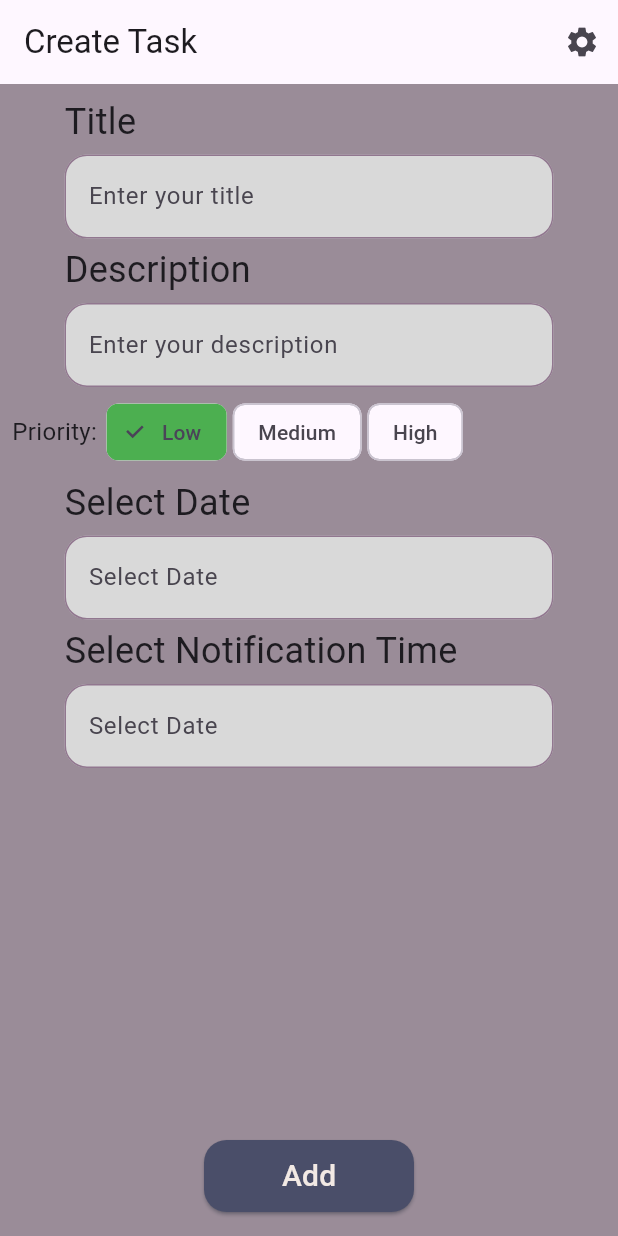
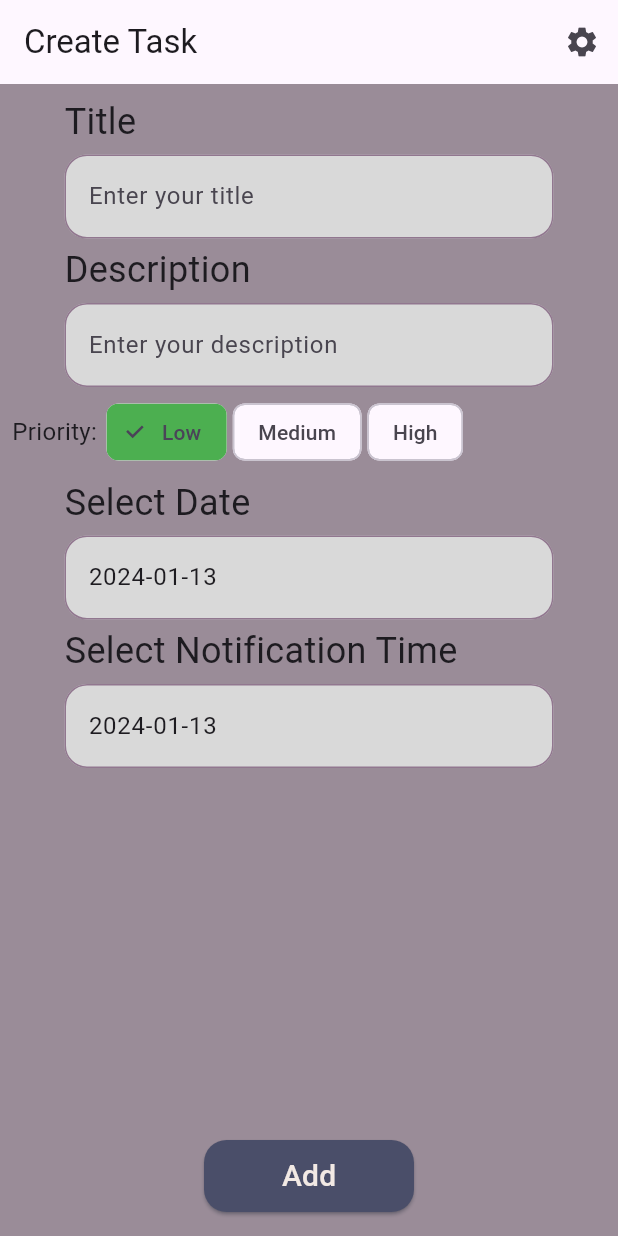
Before and after one commit to LifeBalance2023/App, a Flutter app: the screen it shows after launch, on a phone screen of 412 x 824 dp. Run offline on Flutter 3.47's test engine with Material 3 defaults, Android fonts, the light colour scheme and no system bars; our stand-ins replace dio, equatable, firebase_auth, firebase_core, flutter_bloc, flutter_dotenv and 5 more; accounts and stored records are empty; Roboto replaces fonts that are missing (JejuGothic).

Commit message:
Created date selector

```diff
--- /dev/null
+++ b/frontend/lib/components/date_selector_component.dart
@@ -0,0 +1,67 @@
+import 'package:flutter/material.dart';
+import 'package:frontend/components/form_textfield.dart';
+import 'package:intl/intl.dart';
+
+class DateSelectorComponent extends StatefulWidget {
+  final String label;
+  final DateTime initialDate;
+  final Function(DateTime) onDateChanged;
+  final String dateFormatPattern;
+
+  const DateSelectorComponent({
+    Key? key,
+    required this.label,
+    required this.initialDate,
+    required this.onDateChanged,
+    this.dateFormatPattern = 'yyyy-MM-dd',
+  }) : super(key: key);
+
+  @override
+  _DateSelectorComponentState createState() => _DateSelectorComponentState();
+}
+
+class _DateSelectorComponentState extends State<DateSelectorComponent> {
+  late TextEditingController _dateTextController;
+
+  @override
+  void initState() {
+    super.initState();
+    _dateTextController = TextEditingController(text: _formatDate(widget.initialDate));
+  }
+
+  @override
+  void dispose() {
+    _dateTextController.dispose();
+    super.dispose();
+  }
+
+  @override
+  Widget build(BuildContext context) {
+    return FormTextfieldComponent(
+      controller: _dateTextController,
+      fieldName: widget.label,
+      hintText: 'Select Date',
+      obscureText: false,
+      readOnly: true,
+      onTap: () async {
+        DateTime? picked = await showDatePicker(
+          context: context,
+          initialDate: widget.initialDate,
+          firstDate: DateTime(2000),
+          lastDate: DateTime(2030),
+        );
+        if (picked != null) {
+          setState(() {
+            _dateTextController.text = _formatDate(picked);
+          });
+          widget.onDateChanged(picked);
+        }
+      },
+    );
+  }
+
+  String _formatDate(DateTime date) {
+    final DateFormat formatter = DateFormat(widget.dateFormatPattern);
+    return formatter.format(date);
+  }
+}
--- a/frontend/lib/screens/task_creator/task_creator_screen.dart
+++ b/frontend/lib/screens/task_creator/task_creator_screen.dart
@@ -1,5 +1,6 @@
 import 'package:flutter/material.dart';
 import 'package:flutter_bloc/flutter_bloc.dart';
+import 'package:frontend/components/date_selector_component.dart';
 import 'package:frontend/components/form_textfield.dart';
 import 'package:frontend/router/router.dart';
 import 'package:frontend/screens/task_creator/bloc/task_creator_bloc.dart';
@@ -17,8 +18,6 @@ class TaskCreatorScreen extends StatelessWidget {
 
     final titleTextController = TextEditingController();
     final descriptionTextController = TextEditingController();
-    final dateTextController = TextEditingController();
-    final notificationTimeTextController = TextEditingController();
 
     return Scaffold(
       appBar: AppBar(
@@ -40,11 +39,10 @@ class TaskCreatorScreen extends StatelessWidget {
           child: BlocConsumer<TaskCreatorBloc, TaskCreatorState>(
             listener: (context, state) {
               _blocListener(
-                  state, titleTextController, descriptionTextController, dateTextController, notificationTimeTextController, context);
+                  state, titleTextController, descriptionTextController, context);
             },
             builder: (context, state) {
-              return _blocBuilder(state, titleTextController, taskCreatorBloc, descriptionTextController, context, dateTextController,
-                  notificationTimeTextController);
+              return _blocBuilder(state, titleTextController, taskCreatorBloc, descriptionTextController, context);
             },
           ),
         ),
@@ -65,15 +63,11 @@ class TaskCreatorScreen extends StatelessWidget {
     TaskCreatorState state,
     TextEditingController titleTextController,
     TextEditingController descriptionTextController,
-    TextEditingController dateTextController,
-    TextEditingController notificationTimeTextController,
     BuildContext context,
   ) {
     if (state is TaskModificationState) {
       titleTextController.text = state.title;
       descriptionTextController.text = state.description ?? '';
-      dateTextController.text = state.date.toString();
-      notificationTimeTextController.text = state.notificationTime?.toString() ?? '';
     }
     if (state is TaskCreationSavingSuccess) {
       AppRouter.goBack(context);
@@ -90,8 +84,6 @@ class TaskCreatorScreen extends StatelessWidget {
     TaskCreatorBloc taskCreatorBloc,
     TextEditingController descriptionTextController,
     BuildContext context,
-    TextEditingController dateTextController,
-    TextEditingController notificationTimeTextController,
   ) {
     if (state is TaskCreationSavingInProgress) {
       return const CircularProgressIndicator();
@@ -133,22 +125,18 @@ class TaskCreatorScreen extends StatelessWidget {
             ),
             Padding(
               padding: const EdgeInsets.symmetric(vertical: 2.0),
-              child: _buildDateSelector(
-                  context: context,
+              child: DateSelectorComponent(
                   label: 'Select Date',
-                  dateTextController: dateTextController,
-                  selectedDate: state.date,
+                  initialDate: state.date,
                   onDateChanged: (date) {
                     taskCreatorBloc.add(TaskCreatorDateChanged(date));
                   }),
             ),
             Padding(
               padding: const EdgeInsets.only(top: 2.0),
-              child: _buildDateSelector(
-                  context: context,
+              child: DateSelectorComponent(
                   label: 'Select Notification Time',
-                  dateTextController: notificationTimeTextController,
-                  selectedDate: state.notificationTime ?? DateTime.now(),
+                  initialDate: state.notificationTime ?? DateTime.now(),
                   onDateChanged: (date) {
                     taskCreatorBloc.add(TaskCreatorNotificationTimeChanged(date));
                   }),
@@ -170,31 +158,4 @@ class TaskCreatorScreen extends StatelessWidget {
           selectedColor: priorityChips.color,
         ),
       );
-
-  // TODO: Extract this to a separate widget
-  Widget _buildDateSelector({
-    required BuildContext context,
-    required String label,
-    required TextEditingController dateTextController,
-    required DateTime selectedDate,
-    required Function(DateTime) onDateChanged,
-  }) =>
-      FormTextfieldComponent(
-        controller: dateTextController,
-        fieldName: label,
-        hintText: 'Select Date',
-        obscureText: false,
-        readOnly: true,
-        onTap: () async {
-          DateTime? picked = await showDatePicker(
-            context: context,
-            initialDate: selectedDate,
-            firstDate: DateTime(2000),
-            lastDate: DateTime(2030),
-          );
-          if (picked != null && picked != selectedDate) {
-            onDateChanged(picked);
-          }
-        },
-      );
 }
--- a/frontend/pubspec.yaml
+++ b/frontend/pubspec.yaml
@@ -47,6 +47,7 @@ dependencies:
   flutter_bloc: ^8.1.3
   equatable: ^2.0.5
   flutter_switch: ^0.3.2
+  intl: ^0.19.0
 
 dev_dependencies:
   flutter_test:
```
Also changed, not shown: frontend/pubspec.lock.
